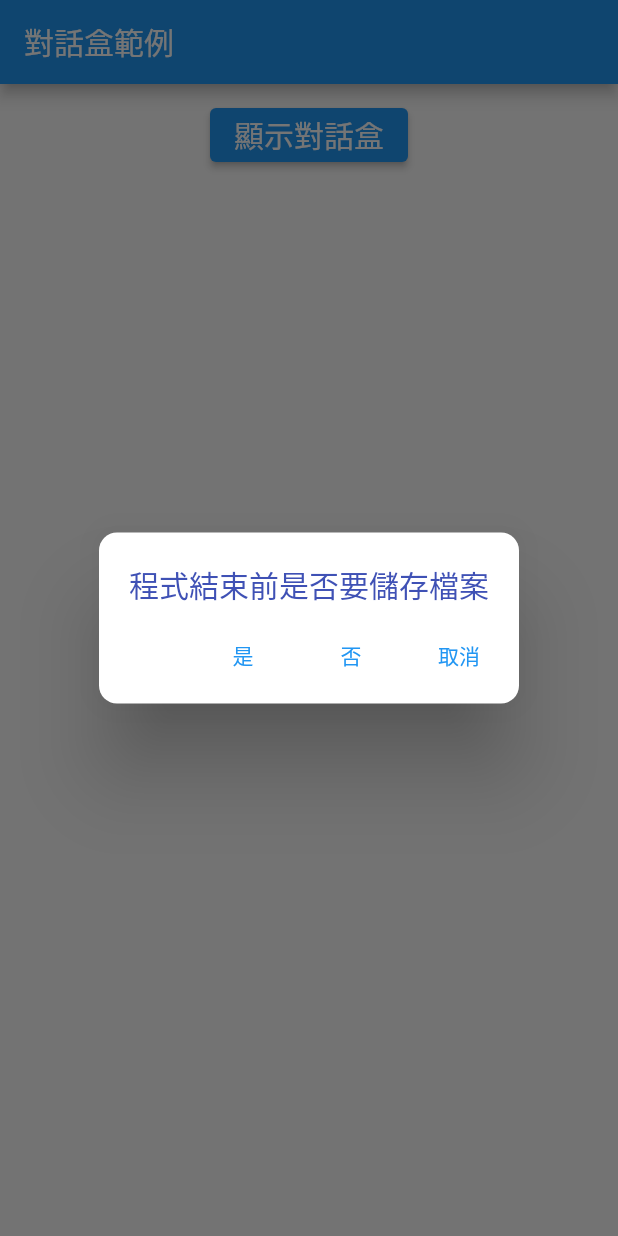
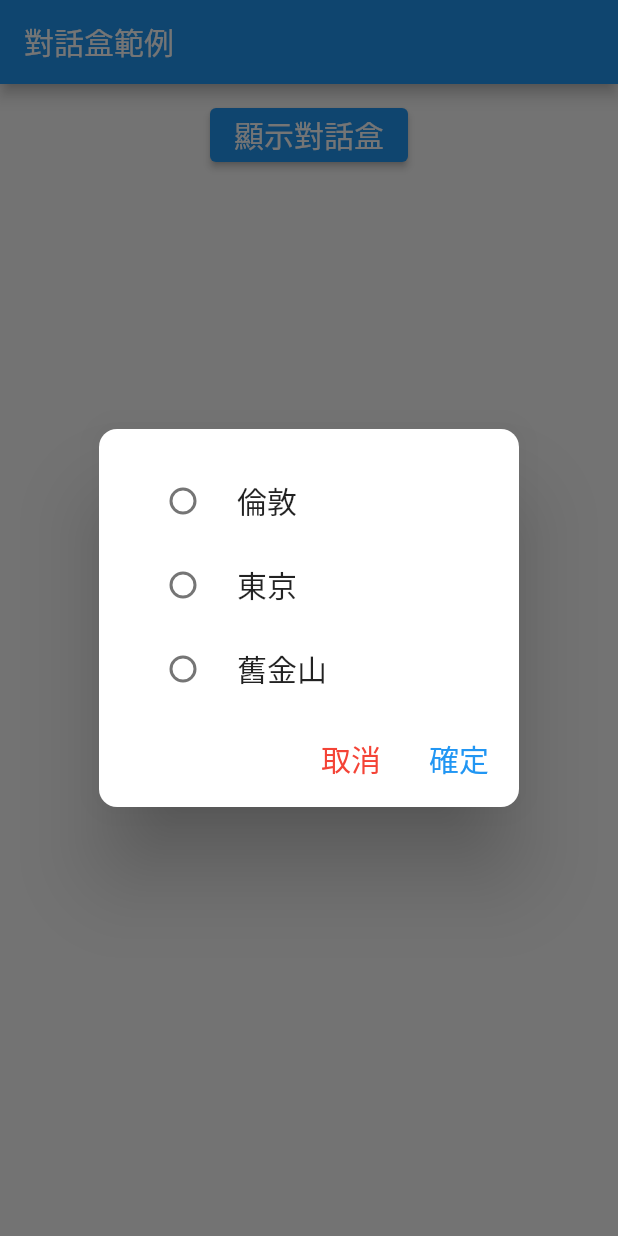
Before and after one commit to kaixsean/learning_flutter, a Flutter app: the screen it shows after launch, after a tap on "顯示對話盒", on a phone screen of 412 x 824 dp. Run offline on Flutter 3.47's test engine with Material 2 defaults, Android fonts, the phone set to English and light mode, and no system bars; our stand-ins replace numberpicker.

Commit message:
feat: 對話盒選單

```diff
--- a/lib/main.dart
+++ b/lib/main.dart
@@ -16,7 +16,10 @@ class App extends StatelessWidget {
 }
 
 class MyHomePage extends StatelessWidget {
-  final ValueNotifier<int?> _dlgResult = ValueNotifier(null);
+  static const _cities = ['倫敦', '東京', '舊金山'];
+
+  final ValueNotifier<String> _dlgResult = ValueNotifier('');
+  final ValueNotifier<int?> _selectedCity = ValueNotifier(null);
 
   @override
   Widget build(BuildContext context) {
@@ -41,7 +44,7 @@ class MyHomePage extends StatelessWidget {
           ),
           Container(
             margin: const EdgeInsets.symmetric(vertical: 10),
-            child: ValueListenableBuilder<int?>(
+            child: ValueListenableBuilder<String>(
               builder: _showDlgResult,
               valueListenable: _dlgResult,
             ),
@@ -60,18 +63,30 @@ class MyHomePage extends StatelessWidget {
 
   _showDialog(BuildContext context) async {
     var dlg = AlertDialog(
-      content: const Text('程式結束前是否要儲存檔案'),
+      content: ValueListenableBuilder<int?>(
+        builder: _cityOptionsBuilder,
+        valueListenable: _selectedCity,
+      ),
       contentPadding: const EdgeInsets.fromLTRB(20, 20, 20, 0),
       contentTextStyle: const TextStyle(color: Colors.indigo, fontSize: 20),
       shape: RoundedRectangleBorder(borderRadius: BorderRadius.circular(12)),
       actions: <Widget>[
         TextButton(
-            onPressed: () => Navigator.pop(context, 1), child: const Text("是")),
+            onPressed: () => Navigator.pop(context, ''),
+            child: const Text(
+              "取消",
+              style: TextStyle(color: Colors.red, fontSize: 20),
+            )),
         TextButton(
-            onPressed: () => Navigator.pop(context, 0), child: const Text("否")),
-        TextButton(
-            onPressed: () => Navigator.pop(context, -1),
-            child: const Text("取消"))
+            onPressed: () => Navigator.pop(
+                context,
+                _selectedCity.value == null
+                    ? ''
+                    : _cities[_selectedCity.value!]),
+            child: const Text(
+              "確定",
+              style: TextStyle(color: Colors.blue, fontSize: 20),
+            )),
       ],
     );
 
@@ -80,7 +95,7 @@ class MyHomePage extends StatelessWidget {
     return ans;
   }
 
-  Widget _showDlgResult(BuildContext context, int? result, Widget? child) {
+  Widget _showDlgResult(BuildContext context, String? result, Widget? child) {
     final widget = Text(
       result == null ? '' : result.toString(),
       style: const TextStyle(fontSize: 20),
@@ -88,4 +103,27 @@ class MyHomePage extends StatelessWidget {
 
     return widget;
   }
+
+  Widget _cityOptionsBuilder(
+      BuildContext context, int? selectedItem, Widget? child) {
+    var radioItems = <RadioListTile>[];
+
+    for (var i = 0; i < _cities.length; i++) {
+      radioItems.add(RadioListTile(
+          value: i,
+          groupValue: selectedItem,
+          title: Text(
+            _cities[i],
+            style: const TextStyle(fontSize: 20),
+          ),
+          onChanged: (value) => _selectedCity.value = value));
+    }
+
+    final wid = Column(
+      mainAxisSize: MainAxisSize.min,
+      children: radioItems,
+    );
+
+    return wid;
+  }
 }
```
